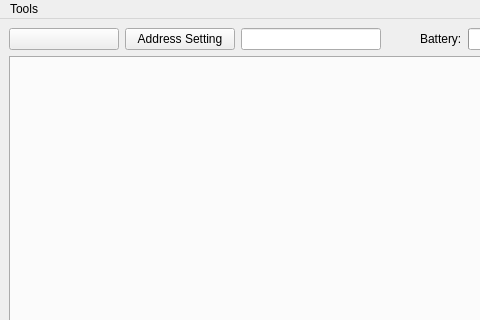
Before: the Qt Designer form ui/main.ui in ninfeion/BBflight-clients-restruction-python, drawn with Qt 5; both pictures show x 0 to 480 and y 0 to 320 of the 793 by 732 pixel window.
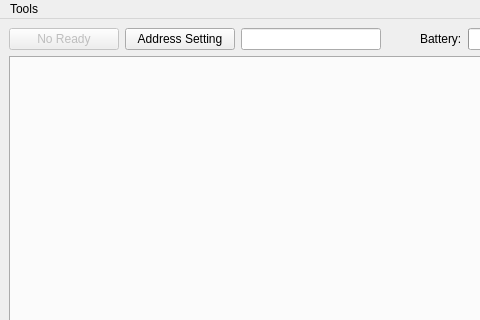
After: the same form once the commit is applied.

```diff
--- a/ui/main.ui
+++ b/ui/main.ui
@@ -95,6 +95,9 @@
         </item>
         <item row="0" column="0">
          <widget class="QPushButton" name="ConnectPushButton">
+          <property name="enabled">
+           <bool>false</bool>
+          </property>
           <property name="minimumSize">
            <size>
             <width>110</width>
@@ -102,7 +105,7 @@
            </size>
           </property>
           <property name="text">
-           <string/>
+           <string>No Ready</string>
           </property>
          </widget>
         </item>
```
